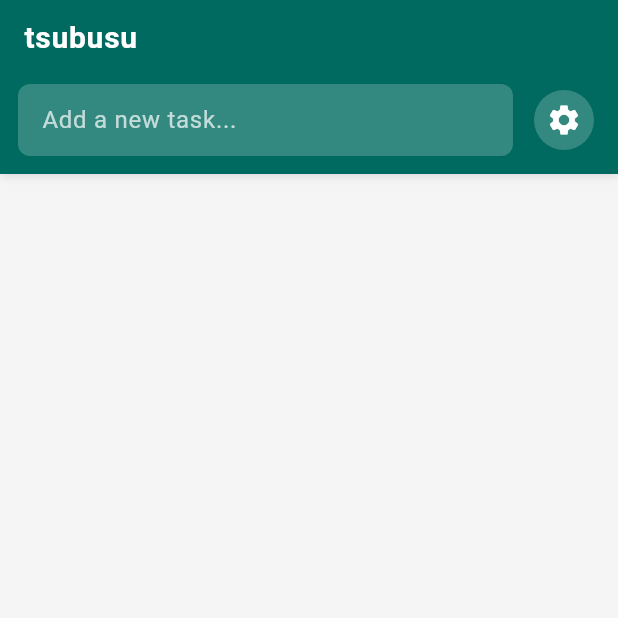
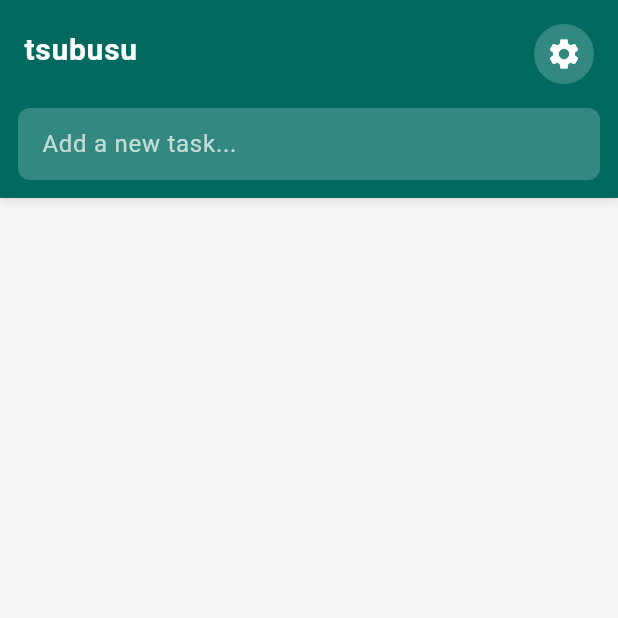
Before and after one commit to ShinyaYoshida-biomet/tsubusu, a Flutter app: the screen it shows after launch, on a phone screen of 412 x 824 dp, the top half of it. Run offline on Flutter 3.47's test engine with Material 3 defaults, Android fonts, the phone set to English and light mode, and no system bars; our stand-ins replace shared_preferences; missing offline and left inert: desktop_multi_window.

Commit message:
Fix the button position

```diff
--- a/lib/widgets/molecules/add_todo_form.dart
+++ b/lib/widgets/molecules/add_todo_form.dart
@@ -15,8 +15,7 @@ class AddTodoForm extends StatelessWidget {
 
   @override
   Widget build(BuildContext context) {
-    return Expanded(
-      child: CustomTextField(
+    return CustomTextField(
       controller: controller,
       focusNode: focusNode,
       style: const TextStyle(color: Colors.white),
@@ -30,7 +29,6 @@ class AddTodoForm extends StatelessWidget {
       ),
       contentPadding: const EdgeInsets.symmetric(horizontal: 12, vertical: 8),
       onSubmitted: (_) => onAdd(),
-      ),
     );
   }
 }
--- a/lib/widgets/organisms/app_header.dart
+++ b/lib/widgets/organisms/app_header.dart
@@ -71,8 +71,11 @@ class _AppHeaderState extends State<AppHeader> {
       child: Column(
         crossAxisAlignment: CrossAxisAlignment.start,
         children: [
-          // Editable window title
-          SizedBox(
+          // Title row with settings button
+          Row(
+            children: [
+              Expanded(
+                child: SizedBox(
                   height: 32,
                   child: TextField(
                     controller: _titleController,
@@ -106,13 +109,6 @@ class _AppHeaderState extends State<AppHeader> {
                     enableSuggestions: false,
                   ),
                 ),
-          const SizedBox(height: 12),
-          Row(
-            children: [
-              AddTodoForm(
-                controller: widget.controller,
-                focusNode: widget.focusNode,
-                onAdd: widget.onAddTodo,
               ),
               const SizedBox(width: 10),
               // Settings button
@@ -124,6 +120,13 @@ class _AppHeaderState extends State<AppHeader> {
               ),
             ],
           ),
+          const SizedBox(height: 12),
+          // Add todo form
+          AddTodoForm(
+            controller: widget.controller,
+            focusNode: widget.focusNode,
+            onAdd: widget.onAddTodo,
+          ),
         ],
       ),
     );
```
Lines whose indentation alone changed are shown as unchanged.
